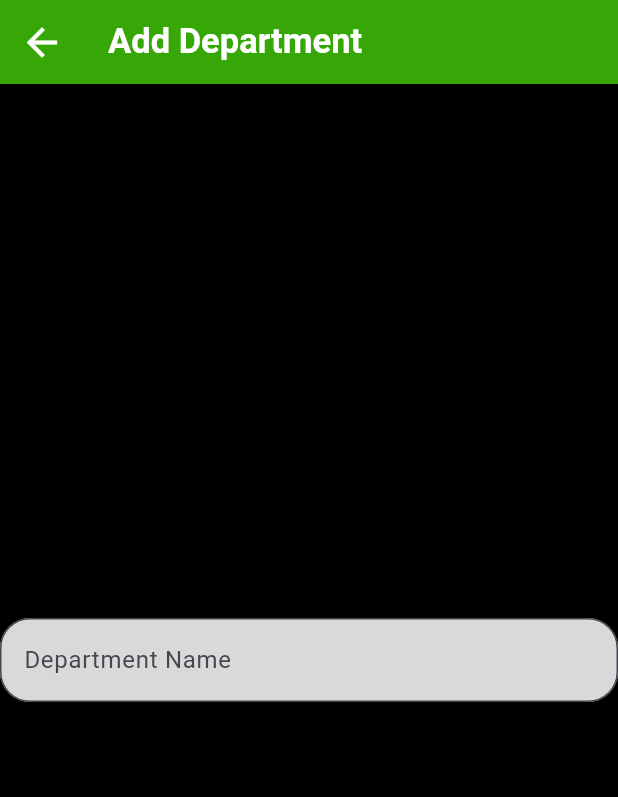
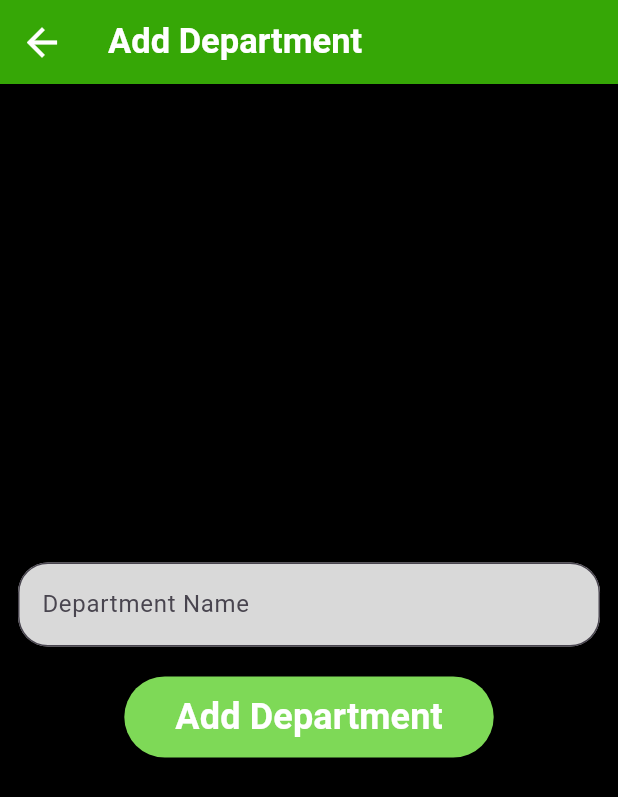
Before and after one commit to Shrijan125/Hospital_Management_Frontend_Flutter, a Flutter app: the AddDepartment screen opened directly, on a phone screen of 412 x 824 dp. Shown: the top 797 px of the screen. Run offline on Flutter 3.47's test engine with Material 3 defaults, Android fonts, the phone set to English and light mode, and no system bars; our stand-ins replace animated_text_kit, bloc, flutter_bloc, image_picker, jwt_decoder, page_transition and 1 more; accounts and stored records are empty.

Commit message:
Included add department feature for admin

```diff
--- /dev/null
+++ b/lib/features/admin/add_department/bloc/add_department_bloc.dart
@@ -0,0 +1,32 @@
+import 'dart:async';
+
+import 'package:bloc/bloc.dart';
+import 'package:flutter/material.dart';
+import 'package:fontend/network/admin/admin_network_request.dart';
+
+part 'add_department_event.dart';
+part 'add_department_state.dart';
+
+class AddDepartmentBloc extends Bloc<AddDepartmentEvent, AddDepartmentState> {
+  AddDepartmentBloc() : super(AddDepartmentInitial()) {
+    on<AddDepartmentButtonClickedEvent>(addDepartmentButtonClickedEvent);
+  }
+
+  FutureOr<void> addDepartmentButtonClickedEvent(
+      AddDepartmentButtonClickedEvent event,
+      Emitter<AddDepartmentState> emit) async {
+    emit(AddDepartmentLoadingState());
+    var response = await AdminNetwokRequests.addDepartment(event.deptName);
+    if (response.statusCode == 200 || response.statusCode == 201) {
+      emit(AddDepartmentSuccessState());
+    } else if (response.statusCode == 400) {
+      emit(AddDepartmentErrorState("Department name is required"));
+    } else if (response.statusCode == 500) {
+      emit(AddDepartmentErrorState(
+          "Something went wrong while creating the department"));
+    } else {
+      emit(AddDepartmentErrorState(
+          "Something went wrong while creating the department"));
+    }
+  }
+}
--- /dev/null
+++ b/lib/features/admin/add_department/bloc/add_department_event.dart
@@ -0,0 +1,10 @@
+part of 'add_department_bloc.dart';
+
+@immutable
+sealed class AddDepartmentEvent {}
+
+class AddDepartmentButtonClickedEvent extends AddDepartmentEvent {
+  final String deptName;
+
+  AddDepartmentButtonClickedEvent({required this.deptName});
+}
--- /dev/null
+++ b/lib/features/admin/add_department/bloc/add_department_state.dart
@@ -0,0 +1,18 @@
+part of 'add_department_bloc.dart';
+
+@immutable
+sealed class AddDepartmentState {}
+
+final class AddDepartmentInitial extends AddDepartmentState {}
+
+abstract class AddDepartmentActionState extends AddDepartmentState {}
+
+class AddDepartmentLoadingState extends AddDepartmentState {}
+
+class AddDepartmentSuccessState extends AddDepartmentActionState {}
+
+class AddDepartmentErrorState extends AddDepartmentActionState {
+  final String errorMessage;
+
+  AddDepartmentErrorState(this.errorMessage);
+}
--- /dev/null
+++ b/lib/features/admin/add_department/ui/add_department.dart
@@ -0,0 +1,79 @@
+import 'package:flutter/material.dart';
+import 'package:flutter_bloc/flutter_bloc.dart';
+import 'package:fontend/features/admin/add_department/bloc/add_department_bloc.dart';
+import 'package:fontend/utils/constants.dart';
+import 'package:fontend/widgets/elevated_button.dart';
+import 'package:fontend/widgets/text_form_field.dart';
+
+class AddDepartment extends StatelessWidget {
+  const AddDepartment({super.key});
+
+  @override
+  Widget build(BuildContext context) {
+    final AddDepartmentBloc addDepartmentBloc = AddDepartmentBloc();
+    final deptTextcontroller = TextEditingController();
+    return BlocConsumer<AddDepartmentBloc, AddDepartmentState>(
+      bloc: addDepartmentBloc,
+      buildWhen: (previous, current) => current is! AddDepartmentActionState,
+      listenWhen: (previous, current) => current is AddDepartmentActionState,
+      listener: (context, state) {
+        if (state is AddDepartmentSuccessState) {
+          ScaffoldMessenger.of(context).clearSnackBars();
+          ScaffoldMessenger.of(context).showSnackBar(
+            const SnackBar(
+              content: Text('Department Added Successfully!'),
+              duration: Duration(seconds: 1),
+            ),
+          );
+
+          Future.delayed(const Duration(milliseconds: 1500), () {
+            Navigator.of(context).pop();
+          });
+        }
+        if (state is AddDepartmentErrorState) {
+          ScaffoldMessenger.of(context).clearSnackBars();
+          ScaffoldMessenger.of(context).showSnackBar(
+            SnackBar(
+              content: Text(state.errorMessage),
+              duration: const Duration(seconds: 1),
+            ),
+          );
+        }
+      },
+      builder: (context, state) {
+        return Scaffold(
+          appBar: AppBar(
+            title: const Text("Add Department"),
+            iconTheme: appBarIcontheme,
+          ),
+          body: Center(
+            child: SingleChildScrollView(
+              child: Padding(
+                  padding: const EdgeInsets.all(12),
+                  child: Form(
+                      child: Column(
+                    children: [
+                      FormBox(
+                          textController: deptTextcontroller,
+                          hintText: "Department Name"),
+                      const SizedBox(
+                        height: 20,
+                      ),
+                      state is AddDepartmentLoadingState
+                          ? const ElevatedButtonWidget(
+                              loadingState: true,
+                            )
+                          : ElevatedButtonWidget(
+                              buttonText: "Add Department",
+                              addDepartmentBloc: addDepartmentBloc,
+                              deptNamecontroller: deptTextcontroller,
+                            )
+                    ],
+                  ))),
+            ),
+          ),
+        );
+      },
+    );
+  }
+}
--- a/lib/features/admin/add_doctor/add_doctor.dart
+++ b/lib/features/admin/add_doctor/ui/add_doctor.dart
@@ -1,10 +1,8 @@
 import 'dart:io';
 
 import 'package:flutter/material.dart';
-import 'package:flutter/widgets.dart';
 import 'package:flutter_bloc/flutter_bloc.dart';
 import 'package:fontend/features/admin/add_doctor/bloc/add_doctor_bloc.dart';
-import 'package:fontend/features/admin/home/ui/home_page_admin.dart';
 import 'package:fontend/functions/null_checker.dart';
 import 'package:fontend/utils/constants.dart';
 import 'package:fontend/widgets/text_form_field.dart';
@@ -50,9 +48,7 @@ class _AddDoctorState extends State<AddDoctor> {
           );
 
           Future.delayed(const Duration(milliseconds: 1500), () {
-            Navigator.of(context).push(MaterialPageRoute(builder: (ctx) {
-              return HomePageAdmin();
-            }));
+            Navigator.of(context).pop();
           });
         }
         if (state is AddingDoctorErrorActionState) {
--- a/lib/features/admin/department/add_department.dart
+++ /dev/null
@@ -1,26 +0,0 @@
-import 'package:flutter/material.dart';
-import 'package:fontend/utils/constants.dart';
-import 'package:fontend/widgets/text_form_field.dart';
-
-class AddDepartment extends StatelessWidget {
-  const AddDepartment({super.key});
-
-  @override
-  Widget build(BuildContext context) {
-    final deptTextcontroller = TextEditingController();
-    return Scaffold(
-      appBar: AppBar(
-        title: const Text("Add Department"),
-        iconTheme: appBarIcontheme,
-      ),
-      body: Center(
-        child: SingleChildScrollView(
-          child: Form(
-              child: FormBox(
-                  textController: deptTextcontroller,
-                  hintText: "Department Name")),
-        ),
-      ),
-    );
-  }
-}
--- a/lib/features/admin/home/ui/home_page_admin.dart
+++ b/lib/features/admin/home/ui/home_page_admin.dart
@@ -1,7 +1,7 @@
 import 'package:flutter/material.dart';
 import 'package:flutter_bloc/flutter_bloc.dart';
-import 'package:fontend/features/admin/add_doctor/add_doctor.dart';
-import 'package:fontend/features/admin/department/add_department.dart';
+import 'package:fontend/features/admin/add_doctor/ui/add_doctor.dart';
+import 'package:fontend/features/admin/add_department/ui/add_department.dart';
 import 'package:fontend/features/admin/home/bloc/admin_home_bloc.dart';
 import 'package:fontend/features/auth/ui/auth.dart';
 import 'package:fontend/utils/constants.dart';
--- /dev/null
+++ b/lib/widgets/elevated_button.dart
@@ -0,0 +1,47 @@
+import 'package:flutter/material.dart';
+import 'package:fontend/features/admin/add_department/bloc/add_department_bloc.dart';
+import 'package:fontend/utils/constants.dart';
+
+class ElevatedButtonWidget extends StatelessWidget {
+  const ElevatedButtonWidget(
+      {super.key,
+      this.buttonText,
+      this.loadingState,
+      this.addDepartmentBloc,
+      this.deptNamecontroller});
+  final String? buttonText;
+  final bool? loadingState;
+  final AddDepartmentBloc? addDepartmentBloc;
+  final TextEditingController? deptNamecontroller;
+  @override
+  Widget build(BuildContext context) {
+    return ElevatedButton(
+      onPressed: () {
+        if (addDepartmentBloc != null && deptNamecontroller != null) {
+          addDepartmentBloc!.add(AddDepartmentButtonClickedEvent(
+              deptName: deptNamecontroller!.text));
+        }
+      },
+      style: const ButtonStyle(
+        backgroundColor: MaterialStatePropertyAll(
+          iconButtonColor,
+        ),
+        foregroundColor: MaterialStatePropertyAll(Colors.white),
+      ),
+      child: Padding(
+        padding: const EdgeInsets.all(10.0),
+        child: buttonText != null
+            ? Text(
+                buttonText!,
+                style:
+                    const TextStyle(fontSize: 24, fontWeight: FontWeight.bold),
+              )
+            : const Center(
+                child: CircularProgressIndicator(
+                  color: Colors.white,
+                ),
+              ),
+      ),
+    );
+  }
+}
```
Also changed, not shown: lib/network/admin/admin_network_request.dart (+12 -0 lines).
